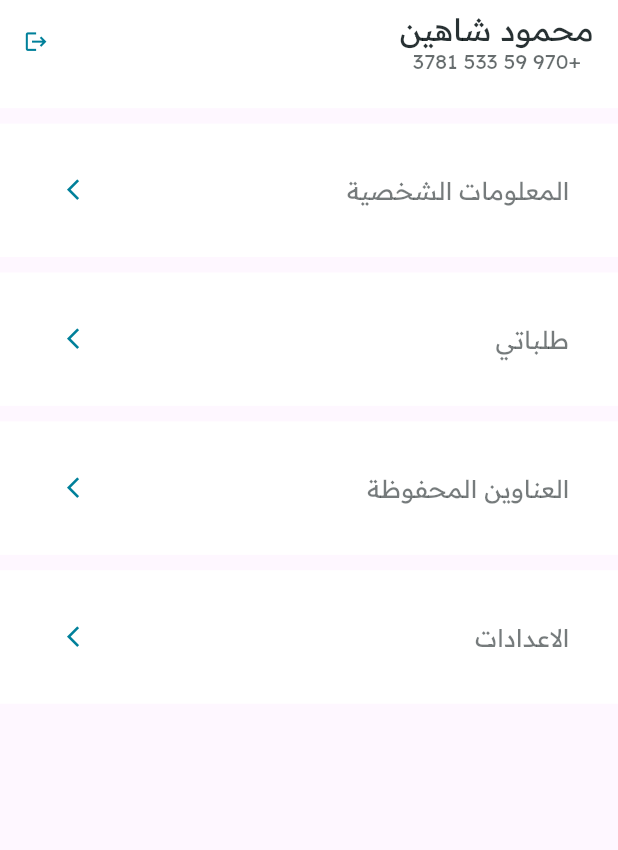
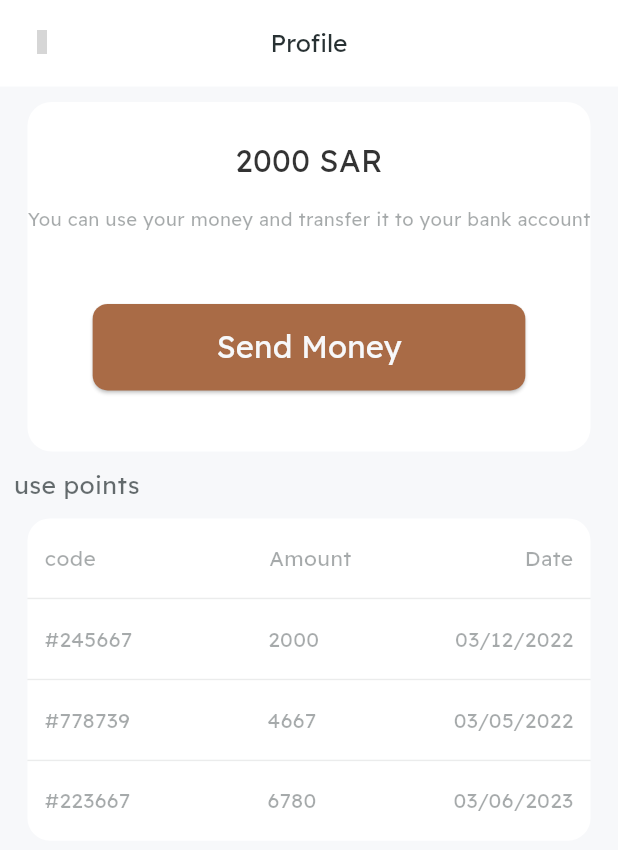
Before and after one commit to raghebzaki/marketc, a Flutter app: the DesignerProfileView screen opened by its route, on a phone screen of 412 x 824 dp. Shown: the top 850 px of the screen. Run offline on Flutter 3.47's test engine with Material 3 defaults, Android fonts, the phone set to English and light mode, and no system bars; our stand-ins replace bloc, conditional_builder_null_safety, connectivity_plus, country_code_picker, dio, equatable and 13 more; missing offline and left inert: flutter_timer_countdown; accounts and stored records are empty; network calls fail; project files that could hold a hidden picture were left out; grey boxes are pictures that could not be loaded.

Commit message:
create profile and designs pages for designer

```diff
--- a/lib/core/utils/app_colors.dart
+++ b/lib/core/utils/app_colors.dart
@@ -8,6 +8,7 @@ class AppColors {
   static const Color textColor = Color(0xD8010C0E);
   static const Color textColorSecondary = Color(0x99010C0E);
   static const Color textColorGrey =  Color(0x59010C0E);
+  static const Color borderColor =  Color(0x14010C0E);
   static const Color lightBlue = Color(0xFF00809A);
   static const Color discountNumber = Color(0xFF4C2A10);
   static Color black60 = Colors.black.withOpacity(0.6000000238418579);
--- a/lib/features/designer/designs/presentation/pages/designs_view.dart
+++ b/lib/features/designer/designs/presentation/pages/designs_view.dart
@@ -1,4 +1,12 @@
 import 'package:flutter/material.dart';
+import 'package:flutter_screenutil/flutter_screenutil.dart';
+import 'package:gap/gap.dart';
+import 'package:marketc/core/utils/app_images.dart';
+
+import '../../../../../config/themes/app_text_styles.dart';
+import '../../../../../core/shared/widgets/custom_app_bar.dart';
+import '../../../../../core/utils/app_colors.dart';
+import '../../../../../generated/l10n.dart';
 
 class DesignsView extends StatefulWidget {
   const DesignsView({super.key});
@@ -10,6 +18,54 @@ class DesignsView extends StatefulWidget {
 class _DesignsViewState extends State<DesignsView> {
   @override
   Widget build(BuildContext context) {
-    return Scaffold();
+    return Scaffold(
+      backgroundColor: AppColors.primary,
+      appBar: CustomAppBar(
+        title: S.of(context).designs,
+      ),
+      body: Column(
+        crossAxisAlignment: CrossAxisAlignment.start,
+        children: [
+          Gap(10.h),
+          Padding(
+            padding:  EdgeInsets.symmetric(horizontal: 8.0.w),
+            child: Text(
+              S.of(context).desgin_text,
+              style:CustomTextStyle.kTextStyleF16,
+            ),
+          ),
+          Gap(10.h),
+          Center(
+            child: Wrap(
+              direction: Axis.horizontal,
+              children: [
+                ...List.generate(
+                  12,
+                      (index) => Container(
+                        padding:  EdgeInsets.all(24.sp),
+                        margin: const EdgeInsets.all(2),
+                        clipBehavior: Clip.antiAlias,
+                        decoration: ShapeDecoration(
+                          color: Colors.white,
+                          shape: RoundedRectangleBorder(borderRadius: BorderRadius.circular(8)),
+                        ),
+                        child: Container(
+                          width: 60.w,
+                          height: 60.w,
+                          decoration:  BoxDecoration(
+                            image: DecorationImage(
+                              image: AssetImage(AppImages.increaseImg),
+                              fit: BoxFit.cover,
+                            ),
+                          ),
+                        ),
+                      ),
+                ),
+              ],
+            ),
+          ),
+        ],
+      ),
+    );
   }
 }
--- a/lib/features/designer/main/home/presentation/pages/designer_home_view.dart
+++ b/lib/features/designer/main/home/presentation/pages/designer_home_view.dart
@@ -182,7 +182,7 @@ class DesignerHomeView extends StatelessWidget {
                               ),
                             ),
                             Text(
-                                'نسبة الارباح',
+                                S.of(context).profit_ratio,
                                 textAlign: TextAlign.center,
                                 style: CustomTextStyle.kTextStyleF14.copyWith(color: AppColors.textColor)
                             ),
@@ -227,7 +227,7 @@ class DesignerHomeView extends StatelessWidget {
                               ),
                             ),
                             Text(
-                              'عمليات الشراء',
+                              S.of(context).purchases,
                               textAlign: TextAlign.center,
                                 style: CustomTextStyle.kTextStyleF14.copyWith(color: AppColors.textColor)
                             ),
@@ -267,7 +267,7 @@ class DesignerHomeView extends StatelessWidget {
                           children: [
                             Container(
                               width: 72.w,
-                              height: 53.w,
+                              height: 50.w,
                               decoration:  BoxDecoration(
                                 image: DecorationImage(
                                   image: AssetImage(AppImages.eyeImg),
@@ -276,7 +276,7 @@ class DesignerHomeView extends StatelessWidget {
                               ),
                             ),
                             Text(
-                                'عدد المشترين',
+                                S.of(context).number_of_buyers,
                                 textAlign: TextAlign.center,
                                 style: CustomTextStyle.kTextStyleF14.copyWith(color: AppColors.textColor)
                             ),
@@ -311,8 +311,8 @@ class DesignerHomeView extends StatelessWidget {
                           crossAxisAlignment: CrossAxisAlignment.center,
                           children: [
                             Container(
-                              width: 40.w,
-                              height: 40.w,
+                              width: 50.w,
+                              height: 50.w,
                               decoration:  BoxDecoration(
                                 image: DecorationImage(
                                   image: AssetImage(AppImages.moneyImg),
@@ -321,7 +321,7 @@ class DesignerHomeView extends StatelessWidget {
                               ),
                             ),
                             Text(
-                                'محفظتي',
+                                S.of(context).my_wallet,
                               textAlign: TextAlign.center,
                                 style: CustomTextStyle.kTextStyleF14.copyWith(color: AppColors.textColor)
                             ),
--- a/lib/features/designer/main/profile/presentation/pages/designer_profile_view.dart
+++ b/lib/features/designer/main/profile/presentation/pages/designer_profile_view.dart
@@ -3,9 +3,11 @@ import 'package:flutter_screenutil/flutter_screenutil.dart';
 import 'package:gap/gap.dart';
 import 'package:marketc/config/themes/app_text_styles.dart';
 import 'package:marketc/core/router/router.dart';
+import 'package:marketc/core/shared/widgets/custom_button.dart';
 import 'package:marketc/core/utils/app_colors.dart';
 import 'package:marketc/core/utils/extensions.dart';
 
+import '../../../../../../core/shared/widgets/custom_app_bar.dart';
 import '../../../../../../generated/l10n.dart';
 
 class DesignerProfileView extends StatelessWidget {
@@ -13,117 +15,178 @@ class DesignerProfileView extends StatelessWidget {
 
   @override
   Widget build(BuildContext context) {
-    return  SafeArea(
-      child: Scaffold(
-        appBar: PreferredSize(
-          preferredSize:  Size.fromHeight(70.0.h), // here the desired height
-          child: AppBar(
-            backgroundColor: Colors.white,
-            elevation: 0,
-            title: Column(
-              children: [
-                Text(
-                  'محمود شاهين',
-                  style: CustomTextStyle.kTextStyleF20,
-                ),
-                Text(
-                  '+970 59 533 3781',
-                  textAlign: TextAlign.justify,
-                  style: CustomTextStyle.kTextStyleF14.copyWith(color: AppColors.textColorSecondary),
-                )
-              ],
-            ),
-
-            centerTitle: false,
-            automaticallyImplyLeading: false,
-            actions: [
-              IconButton(onPressed: (){
-                context.pushNamed(loginPageRoute);
-              }, icon: Icon(Icons.logout,color: AppColors.lightBlue,size:16.sp ,))
-            ],
-          ),
+    return  Scaffold(
+      backgroundColor: AppColors.primary,
+      appBar: CustomAppBar(
+        title: S.current.user_profile,
       ),
       body: SafeArea(
         child: SingleChildScrollView(
           child: Column(
+            crossAxisAlignment: CrossAxisAlignment.start,
             children: [
-                Gap(10.h),
               Container(
+                width: double.infinity,
+                padding:  EdgeInsets.symmetric(vertical: 24.h),
+                margin:  EdgeInsets.symmetric(vertical: 10.h,horizontal: 16.w),
+                clipBehavior: Clip.antiAlias,
+                decoration: ShapeDecoration(
                   color: Colors.white,
-                  padding:  EdgeInsets.all(16.0.sp),
-                  child: ListTile(
-                    onTap: (){
-                      context.pushNamed(editProfilePageRoute);
+                  shape: RoundedRectangleBorder(
+                    borderRadius: BorderRadius.circular(16),
+                  ),
+                ),
+                child: Column(
+                  children: [
+                    Text(
+                      '2000 SAR',
+                      style:CustomTextStyle.kTextStyleF20.copyWith(color: AppColors.black80),
+                    ),
+                    const SizedBox(height: 16),
+                    Text(
+                      S.of(context).can_send_money,
+                      style:CustomTextStyle.kTextStyleF12.copyWith(color: AppColors.textColorGrey),
+                    ),
+                    Gap(30.h),
+                    SizedBox(
+                      width: 280.w,
+                      child: CustomBtn(
+                        label: S.of(context).send_money,
+                        onPressed: (){
+                          context.pushNamed(designsPageRoute);
                         },
-                    title:Opacity(
-                      opacity: 0.90,
+                      ),
+                    ),
+                  ],
+                ),
+              ),
+              Padding(
+                padding:  EdgeInsets.symmetric(horizontal: 8.0.w),
                 child: Text(
-                        S.current.user_profile,
-                        style: CustomTextStyle.kTextStyleF16.copyWith(color: AppColors.textColorSecondary),
-                      ),
-                    ) ,
-                    trailing: Icon(Icons.arrow_forward_ios_sharp,color: AppColors.lightBlue,size: 16.sp,),
+                  S.of(context).use_points,
+                  style:CustomTextStyle.kTextStyleF16.copyWith(color: AppColors.textColorSecondary),
                 ),
               ),
               Gap(10.h),
               Container(
+                width: double.infinity,
+                margin:  EdgeInsets.symmetric(horizontal: 16.w),
+                padding:  EdgeInsets.symmetric(vertical: 16.h,horizontal: 10.w),
+                decoration: const BoxDecoration(
                   color: Colors.white,
+                  border: Border(
+                    bottom: BorderSide(color: AppColors.borderColor),
+                  ),
+                  borderRadius: BorderRadius.only(topLeft: Radius.circular(15),topRight:  Radius.circular(15)),
 
-                  padding:  EdgeInsets.all(16.0.sp),
-                  child: ListTile(
-                    onTap: () {
-                      context.pushNamed(myOrdersPageRoute);
-                    },
-                    title:Opacity(
-                      opacity: 0.90,
-                      child: Text(
-                        S.current.my_orders,
-                        style: CustomTextStyle.kTextStyleF16.copyWith(color: AppColors.textColorSecondary),
                 ),
-                    ) ,
-                    trailing: Icon(Icons.arrow_forward_ios_sharp,color: AppColors.lightBlue,size: 16.sp,),
+                child: Row(
+                  mainAxisAlignment: MainAxisAlignment.spaceBetween,
+                  children: [
+                    Text(
+                      S.of(context).code,
+                      style:CustomTextStyle.kTextStyleF14.copyWith(color: AppColors.textColorGrey),
+                    ),
+                    Text(
+                      S.of(context).amount,
+                      style:CustomTextStyle.kTextStyleF14.copyWith(color: AppColors.textColorGrey),
+                    ),
+                    Text(
+                      S.of(context).date,
+                      style:CustomTextStyle.kTextStyleF14.copyWith(color: AppColors.textColorGrey),
+
+                    ),
+                  ],
                 ),
               ),
-                Gap(10.h),
               Container(
+                width: double.infinity,
+                margin:  EdgeInsets.symmetric(horizontal: 16.w),
+                padding:  EdgeInsets.symmetric(vertical: 16.h,horizontal: 10.w),
+                decoration: const BoxDecoration(
                   color: Colors.white,
-
-                  padding:  EdgeInsets.all(16.0.sp),
-                  child: ListTile(
-                    title:Opacity(
-                      opacity: 0.90,
-                      child: Text(
-                        S.current.saved_address,
-                        style: CustomTextStyle.kTextStyleF16.copyWith(color: AppColors.textColorSecondary),
-                      ),
-                    ) ,
-                    trailing: Icon(Icons.arrow_forward_ios_sharp,color: AppColors.lightBlue,size: 16.sp,),
+                  border: Border(
+                    bottom: BorderSide(color: AppColors.borderColor),
                   ),
                 ),
-                Gap(10.h),
+                child: Row(
+                  mainAxisAlignment: MainAxisAlignment.spaceBetween,
+                  children: [
+                    Text(
+                      '#245667',
+                      style:CustomTextStyle.kTextStyleF14.copyWith(color: AppColors.textColorGrey),
+                    ),
+                    Text(
+                      '2000',
+                      style:CustomTextStyle.kTextStyleF14.copyWith(color: AppColors.textColorGrey),
+                    ),
+                    Text(
+                      '03/12/2022',
+                      style:CustomTextStyle.kTextStyleF14.copyWith(color: AppColors.textColorGrey),
+
+                    ),
+                  ],
+                ),
+              ),
               Container(
+                width: double.infinity,
+                margin:  EdgeInsets.symmetric(horizontal: 16.w),
+                padding:  EdgeInsets.symmetric(vertical: 16.h,horizontal: 10.w),
+                decoration: const BoxDecoration(
                   color: Colors.white,
+                  border: Border(
+                    bottom: BorderSide(color: AppColors.borderColor),
+                  ),                ),
+                child: Row(
+                  mainAxisAlignment: MainAxisAlignment.spaceBetween,
+                  children: [
+                    Text(
+                      '#778739',
+                      style:CustomTextStyle.kTextStyleF14.copyWith(color: AppColors.textColorGrey),
+                    ),
+                    Text(
+                      '4667',
+                      style:CustomTextStyle.kTextStyleF14.copyWith(color: AppColors.textColorGrey),
+                    ),
+                    Text(
+                      '03/05/2022',
+                      style:CustomTextStyle.kTextStyleF14.copyWith(color: AppColors.textColorGrey),
 
-                  padding:  EdgeInsets.all(16.0.sp),
-                  child: ListTile(
-                    onTap: (){
-                      context.pushNamed(settingsPageRoute);
-                    },
-                    title:Opacity(
-                      opacity: 0.90,
-                      child: Text(
-                        S.current.settings,
-                        style: CustomTextStyle.kTextStyleF16.copyWith(color: AppColors.textColorSecondary),
                     ),
-                    ) ,
-                    trailing: Icon(Icons.arrow_forward_ios_sharp,color: AppColors.lightBlue,size: 16.sp,),
+                  ],
+                ),
+              ),
+              Container(
+                width: double.infinity,
+                margin:  EdgeInsets.symmetric(horizontal: 16.w),
+                padding:  EdgeInsets.symmetric(vertical: 16.h,horizontal: 10.w),
+                decoration:  const BoxDecoration(
+                  color: Colors.white,
+                  borderRadius: BorderRadius.only(bottomLeft: Radius.circular(15),bottomRight:  Radius.circular(15)),
+                ),
+                child: Row(
+                  mainAxisAlignment: MainAxisAlignment.spaceBetween,
+                  children: [
+                    Text(
+                      '#223667',
+                      style:CustomTextStyle.kTextStyleF14.copyWith(color: AppColors.textColorGrey),
+                    ),
+                    Text(
+                      '6780',
+                      style:CustomTextStyle.kTextStyleF14.copyWith(color: AppColors.textColorGrey),
+                    ),
+                    Text(
+                      '03/06/2023',
+                      style:CustomTextStyle.kTextStyleF14.copyWith(color: AppColors.textColorGrey),
+
+                    ),
+                  ],
                 ),
               ),
             ],
           ),
         ),
       ),
-      ),
     );
   }
 }
--- a/lib/l10n/intl_ar.arb
+++ b/lib/l10n/intl_ar.arb
@@ -159,5 +159,17 @@
   "edit": "تعديل",
   "order_summary": "ملخص الطلب",
   "edit_product": "تعديل المنتج",
-  "my_products": "منتجاتي"
+  "my_products": "منتجاتي",
+  "send_money": "تحويل الأموال",
+  "can_send_money": "يمكنك استخدام اموالك ونقلها الى حسابك البنكي",
+  "use_points": "استخدام النقاط",
+  "date": "التاريخ",
+  "amount": "المبلغ",
+  "code": "الكود ",
+  "designs": "التصاميم",
+  "desgin_text": "تصفح أشهر التصاميم لدينا",
+  "purchases": "عمليات الشراء",
+  "number_of_buyers": "عدد المشترين",
+  "my_wallet": "محفظتي"
+
 }
--- a/lib/l10n/intl_en.arb
+++ b/lib/l10n/intl_en.arb
@@ -160,5 +160,17 @@
   "edit": "Edit",
   "order_summary": "Order Summary",
   "edit_product": "Edit Product",
-  "my_products": "My Products"
+  "my_products": "My Products",
+  "send_money": "Send Money",
+  "can_send_money": "You can use your money and transfer it to your bank account",
+  "use_points": "use points",
+  "date": "Date",
+  "amount": "Amount",
+  "code": "code",
+  "designs": "Designs",
+  "desgin_text": "Browse our most popular designs",
+  "profit_ratio": "Profit ratio",
+  "purchases": "Purchases",
+  "number_of_buyers": "Number of buyers",
+  "my_wallet": "My wallet"
 }
--- a/lib/main.dart
+++ b/lib/main.dart
@@ -67,7 +67,7 @@ class _MyAppState extends State<MyApp> {
       builder: (ctx, child) {
         return MaterialApp(
           debugShowCheckedModeBanner: false,
-          locale: const Locale("ar"),
+          locale: const Locale("en"),
           localizationsDelegates: const [
             S.delegate,
             GlobalMaterialLocalizations.delegate,
```
Also changed, not shown: lib/generated/intl/messages_ar.dart, lib/generated/intl/messages_en.dart, lib/generated/l10n.dart. Lines whose indentation alone changed are shown as unchanged.
